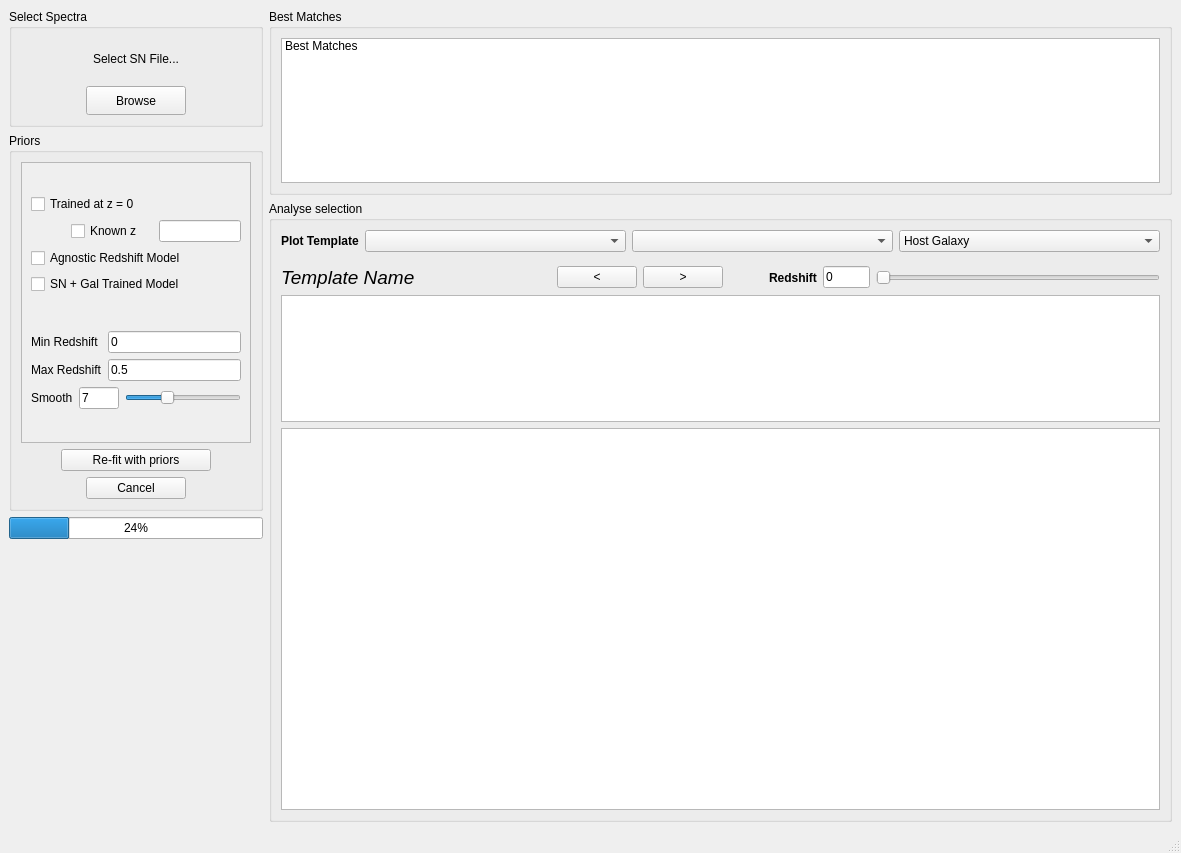
First picture: the form in dash/design.ui, repository daniel-muthukrishna/astrodash, before the edit.
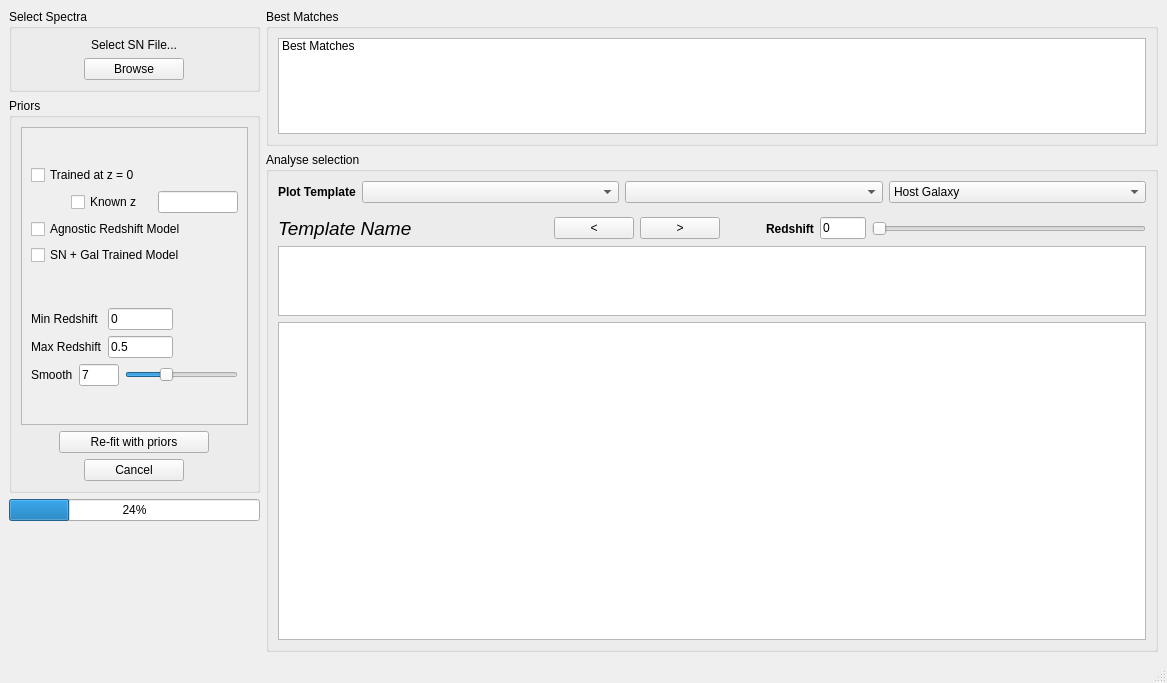
Second picture: the form after the edit. Custom widgets are drawn as their Qt base class.

```diff
--- a/dash/design.ui
+++ b/dash/design.ui
@@ -6,8 +6,8 @@
    <rect>
     <x>0</x>
     <y>0</y>
-    <width>1181</width>
-    <height>853</height>
+    <width>1167</width>
+    <height>683</height>
    </rect>
   </property>
   <property name="windowTitle">
@@ -16,7 +16,7 @@
   <widget class="QWidget" name="centralwidget">
    <layout class="QHBoxLayout" name="horizontalLayout_3" stretch="9,32">
     <item>
-     <layout class="QVBoxLayout" name="verticalLayout" stretch="5,16,0,12">
+     <layout class="QVBoxLayout" name="verticalLayout" stretch="1,6,1,2">
       <property name="sizeConstraint">
        <enum>QLayout::SetMaximumSize</enum>
       </property>
@@ -91,8 +91,8 @@
              <rect>
               <x>0</x>
               <y>0</y>
-              <width>224</width>
-              <height>252</height>
+              <width>215</width>
+              <height>217</height>
              </rect>
             </property>
             <layout class="QVBoxLayout" name="verticalLayout_4" stretch="0,0">
@@ -188,7 +188,7 @@
                 <number>0</number>
                </property>
                <item>
-                <layout class="QGridLayout" name="gridLayout">
+                <layout class="QGridLayout" name="gridLayout" columnstretch="1,1,1">
                  <property name="topMargin">
                   <number>0</number>
                  </property>
@@ -220,6 +220,32 @@
                    </property>
                   </widget>
                  </item>
+                 <item row="0" column="2">
+                  <spacer name="horizontalSpacer_4">
+                   <property name="orientation">
+                    <enum>Qt::Horizontal</enum>
+                   </property>
+                   <property name="sizeHint" stdset="0">
+                    <size>
+                     <width>40</width>
+                     <height>20</height>
+                    </size>
+                   </property>
+                  </spacer>
+                 </item>
+                 <item row="1" column="2">
+                  <spacer name="horizontalSpacer_5">
+                   <property name="orientation">
+                    <enum>Qt::Horizontal</enum>
+                   </property>
+                   <property name="sizeHint" stdset="0">
+                    <size>
+                     <width>40</width>
+                     <height>20</height>
+                    </size>
+                   </property>
+                  </spacer>
+                 </item>
                 </layout>
                </item>
                <item>
@@ -340,7 +366,7 @@
      </layout>
     </item>
     <item>
-     <layout class="QVBoxLayout" name="verticalLayout_2" stretch="3,10">
+     <layout class="QVBoxLayout" name="verticalLayout_2" stretch="3,11">
       <property name="sizeConstraint">
        <enum>QLayout::SetDefaultConstraint</enum>
       </property>
@@ -370,7 +396,7 @@
         <property name="title">
          <string>Analyse selection</string>
         </property>
-        <layout class="QVBoxLayout" name="verticalLayout_9" stretch="0,0,1,3">
+        <layout class="QVBoxLayout" name="verticalLayout_9" stretch="0,0,1,5">
          <item>
           <layout class="QHBoxLayout" name="horizontalLayout_9" stretch="3,100,100,100">
            <property name="sizeConstraint">
```
Left out of the diff: 4 changed lines with no effect on the pictures.
